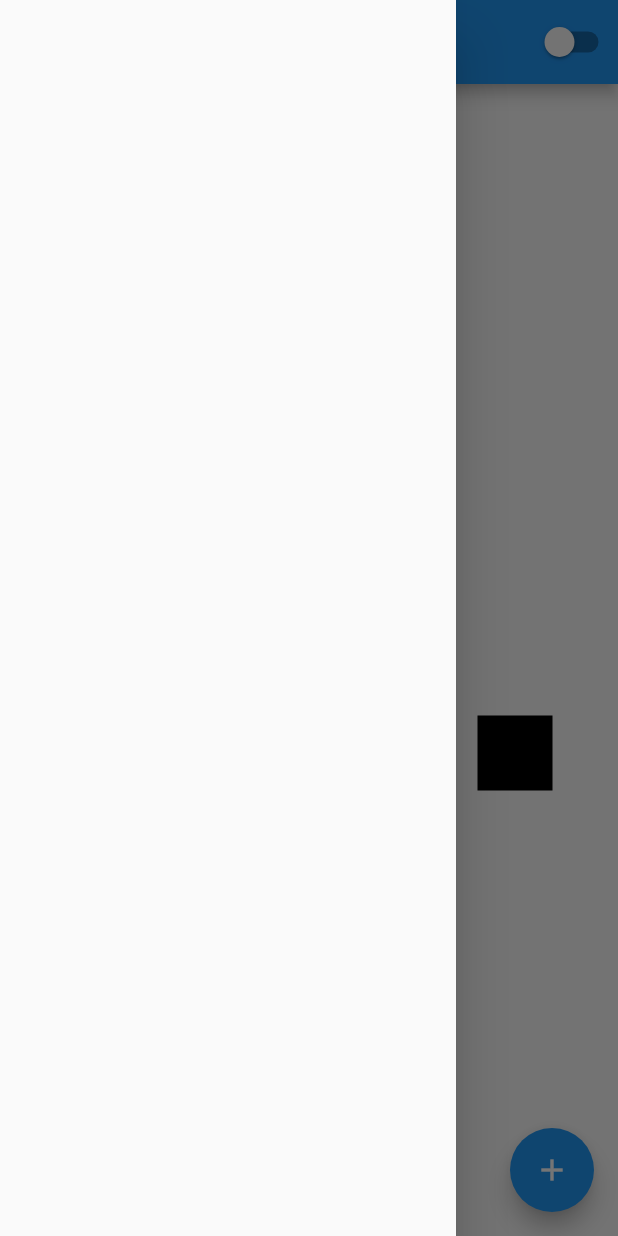
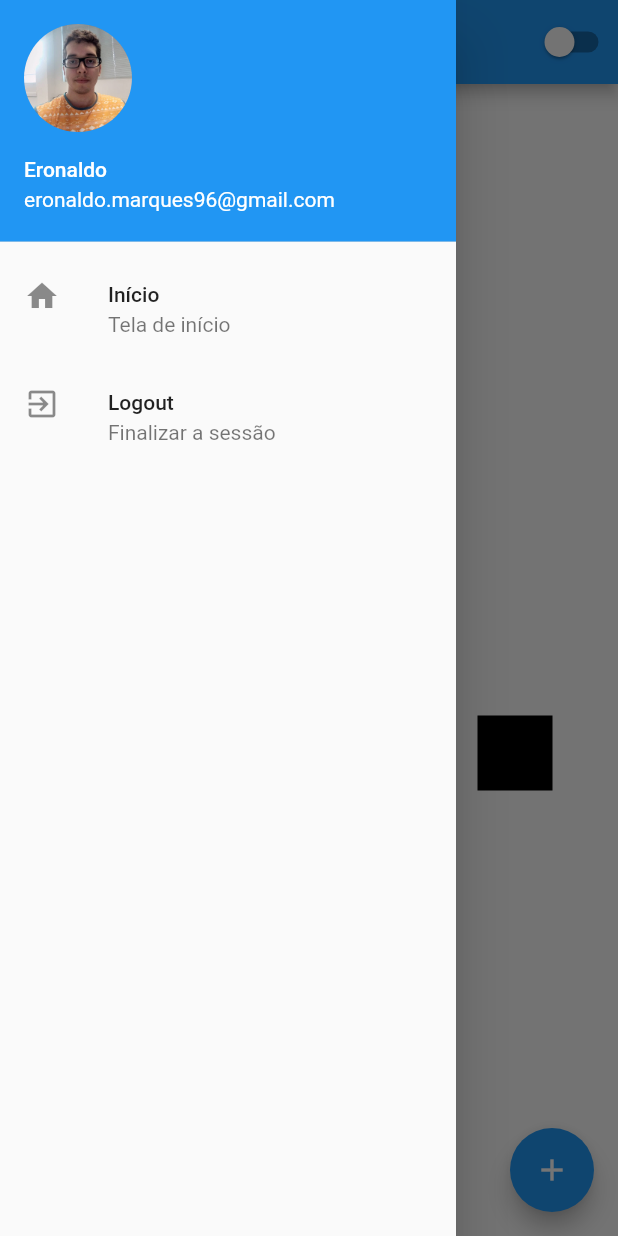
Before and after one commit to Eronaldo96/ireview, a Flutter app: the HomePage screen opened by its route, with the side drawer open, on a phone screen of 412 x 824 dp. Run offline on Flutter 3.47's test engine with Material 2 defaults, Android fonts, the phone set to English and light mode, and no system bars.

Commit message:
criação do menu hamburguer

```diff
--- a/lib/home_page.dart
+++ b/lib/home_page.dart
@@ -19,7 +19,33 @@ class HomePageState extends State<HomePage> {
   Widget build(BuildContext context) {
     return Scaffold(
       drawer: Drawer(
-        child: Column(children: [ListTile()]),
+        child: Column(children: [
+          // SizedBox(
+          //   height: 30,
+          // ),
+          UserAccountsDrawerHeader(
+              currentAccountPicture: ClipOval(
+                child: CircleAvatar(
+                    child: Image.asset('assets/images/imagem_perfil.jpg')),
+              ),
+              accountName: Text('Eronaldo'),
+              accountEmail: Text('eronaldo.marques96@gmail.com')),
+          ListTile(
+              leading: Icon(Icons.home),
+              title: Text('Início'),
+              subtitle: Text('Tela de início'),
+              onTap: () {
+                print('Home');
+              }),
+          ListTile(
+            leading: Icon(Icons.exit_to_app),
+            title: Text('Logout'),
+            subtitle: Text('Finalizar a sessão'),
+            onTap: () {
+              Navigator.of(context).pushReplacementNamed('/');
+            },
+          ),
+        ]),
       ),
       appBar: AppBar(
         title: Center(
--- a/lib/login_page.dart
+++ b/lib/login_page.dart
@@ -1,7 +1,6 @@
 // ignore_for_file: prefer_const_literals_to_create_immutables, prefer_const_constructors, avoid_print, sized_box_for_whitespace, sort_child_properties_last, avoid_unnecessary_containers
 
 import 'package:flutter/material.dart';
-import 'package:ireview/home_page.dart';
 
 class LoginPage extends StatefulWidget {
   const LoginPage({super.key});
--- a/pubspec.yaml
+++ b/pubspec.yaml
@@ -61,6 +61,7 @@ flutter:
   # To add assets to your application, add an assets section, like this:
   assets:
    - assets/images/bird_2.jpg
+   - assets/images/imagem_perfil.jpg
 
 
   # An image asset can refer to one or more resolution-specific "variants", see
```
Also changed, not shown: assets/images/imagem_perfil.jpg (added).
